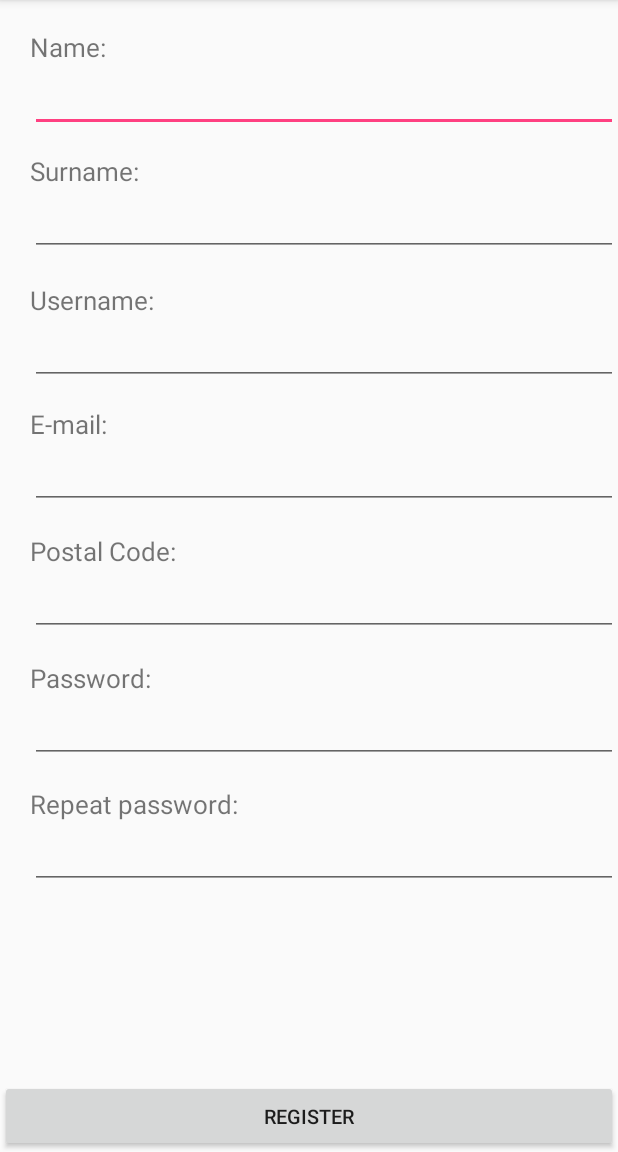
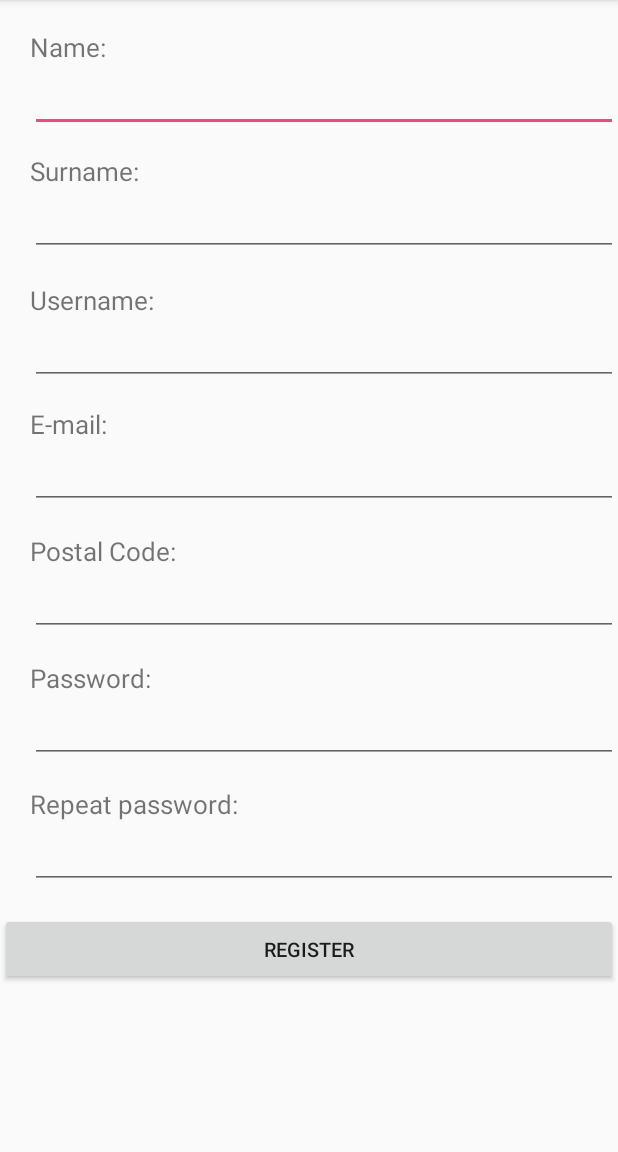
Before and after one commit to fevsea/meet-Run-Client, an Android app: the RegisterActivity screen opened directly, with no data from a screen before it, on a phone screen of 412 x 824 dp, the part 84-1236 px from its top. Run offline under Robolectric (Android 15) with nearby library versions, the phone set to English and light mode, and no system bars.

Commit message:
added scrollview in signin layout

```diff
--- a/app/src/main/res/layout/activity_sign_in.xml
+++ b/app/src/main/res/layout/activity_sign_in.xml
@@ -1,10 +1,20 @@
 <?xml version="1.0" encoding="utf-8"?>
-<RelativeLayout xmlns:android="http://schemas.android.com/apk/res/android"
+
+
+<LinearLayout xmlns:android="http://schemas.android.com/apk/res/android"
     xmlns:app="http://schemas.android.com/apk/res-auto"
     xmlns:tools="http://schemas.android.com/tools"
     android:layout_width="match_parent"
+    android:layout_height="match_parent">
+
+    <ScrollView
+        android:layout_width="match_parent"
+        android:layout_height="match_parent">
+
+        <RelativeLayout
+            android:layout_width="match_parent"
             android:layout_height="match_parent"
-    tools:context="edu.upc.fib.meetnrun.views.RegisterActivity">
+            tools:context="edu.upc.fib.gps.meetnrun.SignInActivity">
 
             <TextView
                 android:id="@+id/name"
@@ -155,8 +165,9 @@
                 android:onClick="register"
                 android:text="Register"
                 android:textSize="13dp"
-        android:layout_alignParentBottom="true"
-        android:layout_centerHorizontal="true" />
+                android:layout_marginTop="16dp"
+                android:layout_below="@+id/editPassword2"
+                android:layout_alignParentStart="true" />
 
             <TextView
                 android:id="@+id/text"
@@ -167,3 +178,7 @@
 
 
         </RelativeLayout>
+
+    </ScrollView>
+
+</LinearLayout>
```
Lines whose indentation alone changed are shown as unchanged.
